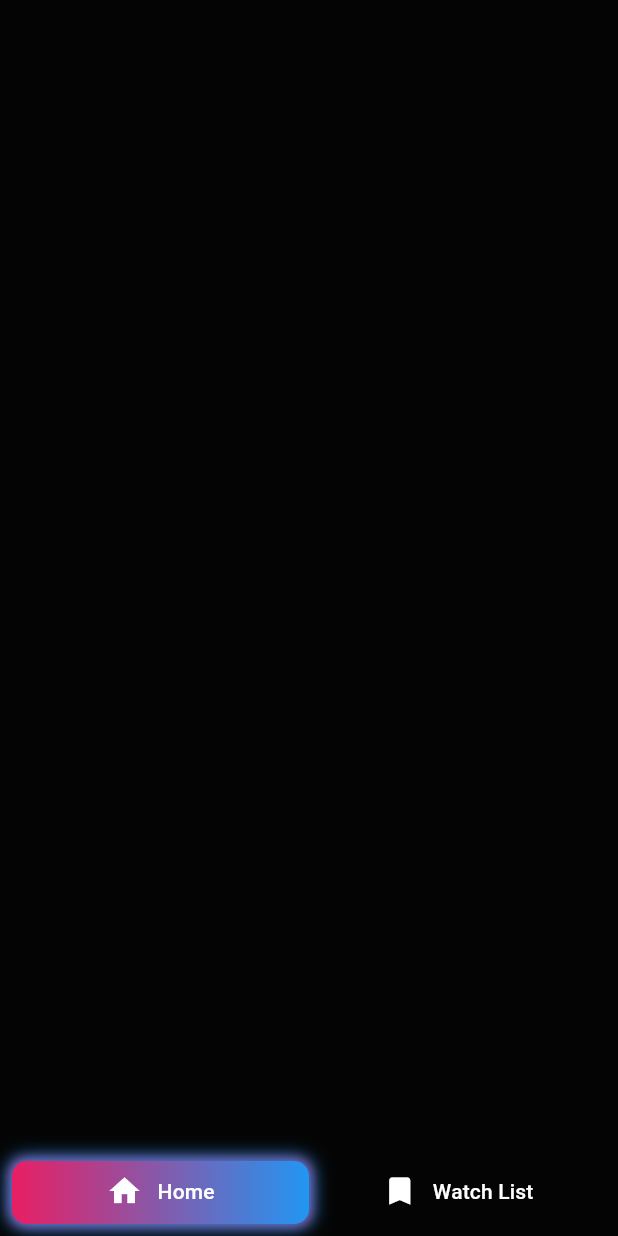
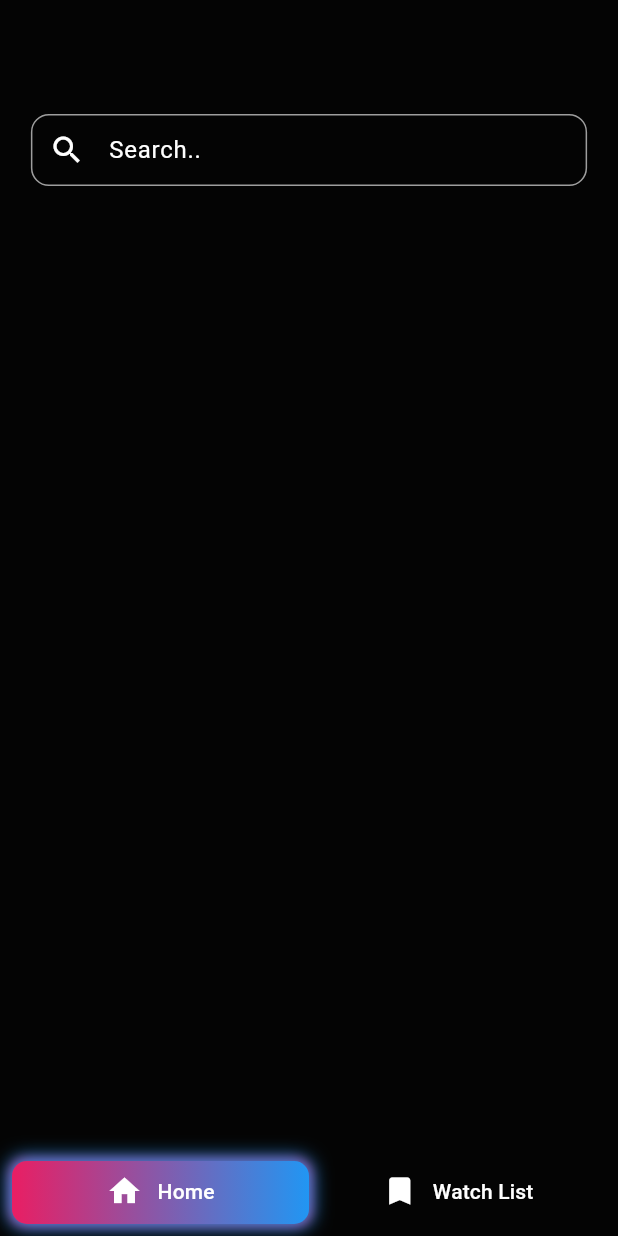
Before and after one commit to ansilmirfan/stockify, a Flutter app: the screen it shows after launch, on a phone screen of 412 x 824 dp. Run offline on Flutter 3.47's test engine with Material 3 defaults, Android fonts, the light colour scheme and no system bars; our stand-ins replace dio, flutter_dotenv.

Commit message:
feat:textfield added in the home page

```diff
--- /dev/null
+++ b/devtools_options.yaml
@@ -0,0 +1,3 @@
+description: This file stores settings for Dart & Flutter DevTools.
+documentation: https://docs.flutter.dev/tools/devtools/extensions#configure-extension-enablement-states
+extensions:
--- /dev/null
+++ b/lib/features/data/model/search_model.dart
@@ -0,0 +1,110 @@
+import 'dart:convert';
+
+class SearchModel {
+  final List<BestMatch>? bestMatches;
+
+  SearchModel({
+    this.bestMatches,
+  });
+
+  SearchModel copyWith({
+    List<BestMatch>? bestMatches,
+  }) =>
+      SearchModel(
+        bestMatches: bestMatches ?? this.bestMatches,
+      );
+
+  factory SearchModel.fromRawJson(String str) =>
+      SearchModel.fromJson(json.decode(str));
+
+  String toRawJson() => json.encode(toJson());
+
+  factory SearchModel.fromJson(Map<String, dynamic> json) => SearchModel(
+        bestMatches: json["bestMatches"] == null
+            ? []
+            : List<BestMatch>.from(
+                json["bestMatches"]!.map((x) => BestMatch.fromJson(x))),
+      );
+
+  Map<String, dynamic> toJson() => {
+        "bestMatches": bestMatches == null
+            ? []
+            : List<dynamic>.from(bestMatches!.map((x) => x.toJson())),
+      };
+}
+
+class BestMatch {
+  final String? the1Symbol;
+  final String? the2Name;
+  final String? the3Type;
+  final String? the4Region;
+  final String? the5MarketOpen;
+  final String? the6MarketClose;
+  final String? the7Timezone;
+  final String? the8Currency;
+  final String? the9MatchScore;
+
+  BestMatch({
+    this.the1Symbol,
+    this.the2Name,
+    this.the3Type,
+    this.the4Region,
+    this.the5MarketOpen,
+    this.the6MarketClose,
+    this.the7Timezone,
+    this.the8Currency,
+    this.the9MatchScore,
+  });
+
+  BestMatch copyWith({
+    String? the1Symbol,
+    String? the2Name,
+    String? the3Type,
+    String? the4Region,
+    String? the5MarketOpen,
+    String? the6MarketClose,
+    String? the7Timezone,
+    String? the8Currency,
+    String? the9MatchScore,
+  }) =>
+      BestMatch(
+        the1Symbol: the1Symbol ?? this.the1Symbol,
+        the2Name: the2Name ?? this.the2Name,
+        the3Type: the3Type ?? this.the3Type,
+        the4Region: the4Region ?? this.the4Region,
+        the5MarketOpen: the5MarketOpen ?? this.the5MarketOpen,
+        the6MarketClose: the6MarketClose ?? this.the6MarketClose,
+        the7Timezone: the7Timezone ?? this.the7Timezone,
+        the8Currency: the8Currency ?? this.the8Currency,
+        the9MatchScore: the9MatchScore ?? this.the9MatchScore,
+      );
+
+  factory BestMatch.fromRawJson(String str) =>
+      BestMatch.fromJson(json.decode(str));
+
+  String toRawJson() => json.encode(toJson());
+
+  factory BestMatch.fromJson(Map<String, dynamic> json) => BestMatch(
+        the1Symbol: json["1. symbol"],
+        the2Name: json["2. name"],
+        the3Type: json["3. type"],
+        the4Region: json["4. region"],
+        the5MarketOpen: json["5. marketOpen"],
+        the6MarketClose: json["6. marketClose"],
+        the7Timezone: json["7. timezone"],
+        the8Currency: json["8. currency"],
+        the9MatchScore: json["9. matchScore"],
+      );
+
+  Map<String, dynamic> toJson() => {
+        "1. symbol": the1Symbol,
+        "2. name": the2Name,
+        "3. type": the3Type,
+        "4. region": the4Region,
+        "5. marketOpen": the5MarketOpen,
+        "6. marketClose": the6MarketClose,
+        "7. timezone": the7Timezone,
+        "8. currency": the8Currency,
+        "9. matchScore": the9MatchScore,
+      };
+}
--- a/lib/features/presentation/pages/home.dart
+++ b/lib/features/presentation/pages/home.dart
@@ -11,6 +11,7 @@ class Home extends StatelessWidget {
     return DefaultTabController(
       length: 2,
       child: Scaffold(
+        resizeToAvoidBottomInset: false,
         body: TabBarView(children: [
           HomeView(),
           const WatchList(),
--- a/lib/features/presentation/pages/widgets/home_view.dart
+++ b/lib/features/presentation/pages/widgets/home_view.dart
@@ -1,4 +1,6 @@
 import 'package:flutter/material.dart';
+import 'package:stockify/features/presentation/widgets/custom_textfrom_field.dart';
+import 'package:stockify/features/presentation/widgets/gap.dart';
 
 class HomeView extends StatelessWidget {
   HomeView({super.key});
@@ -7,10 +9,16 @@ class HomeView extends StatelessWidget {
   @override
   Widget build(BuildContext context) {
     return Scaffold(
-      body: SafeArea(
-        child: Column(
-          children: [],
-        ),
+      appBar: AppBar(),
+      body: Column(
+        mainAxisSize: MainAxisSize.max,
+        crossAxisAlignment: CrossAxisAlignment.center,
+        children: [
+          const Gap(gap: 20),
+          CustomTextfromField(
+            controller: controller,
+          ),
+        ],
       ),
     );
   }
--- /dev/null
+++ b/lib/features/presentation/provider/api_data.dart
@@ -0,0 +1,22 @@
+import 'dart:developer';
+
+import 'package:flutter/material.dart';
+import 'package:flutter_dotenv/flutter_dotenv.dart';
+import 'package:stockify/features/data/data_source/data_source.dart';
+import 'package:stockify/features/data/model/search_model.dart';
+
+class ApiData extends ChangeNotifier {
+  List<BestMatch> list = [];
+  Future search(String querry) async {
+    final apiKey = dotenv.env['API_KEY'];
+    final String endUrl =
+        'query?function=SYMBOL_SEARCH&keywords=$querry&apikey=$apiKey';
+    final response = await DataSource.request(endUrl);
+
+    final data = SearchModel.fromJson(response.data);
+    if (data.bestMatches != null) {
+      list = data.bestMatches!;
+    }
+    log(list.toString());
+  }
+}
--- /dev/null
+++ b/lib/features/presentation/widgets/custom_textfrom_field.dart
@@ -0,0 +1,48 @@
+import 'package:flutter/material.dart';
+import 'package:provider/provider.dart';
+import 'package:stockify/features/presentation/provider/api_data.dart';
+
+class CustomTextfromField extends StatelessWidget {
+  final TextEditingController controller;
+
+  const CustomTextfromField({super.key, required this.controller});
+
+  @override
+  Widget build(BuildContext context) {
+    return Center(
+      child: SizedBox(
+        width: MediaQuery.of(context).size.width * 0.9,
+        child: TextFormField(
+          controller: controller,
+          onTapOutside: (event) {
+            FocusScope.of(context).unfocus();
+          },
+          onChanged: (value) {
+            context.read<ApiData>().search(value);
+          },
+          cursorColor: Theme.of(context).colorScheme.onPrimary,
+          decoration: InputDecoration(
+            labelText: 'Search..',
+            hintText: 'Type something here...',
+            prefixIcon: const Icon(Icons.search),
+            floatingLabelStyle: Theme.of(context).textTheme.bodySmall,
+            border: OutlineInputBorder(
+              borderRadius: BorderRadius.circular(12.0),
+              borderSide: const BorderSide(color: Colors.grey),
+            ),
+            enabledBorder: OutlineInputBorder(
+              borderRadius: BorderRadius.circular(12.0),
+              borderSide: const BorderSide(color: Colors.grey, width: 1.0),
+            ),
+            focusedBorder: OutlineInputBorder(
+              borderRadius: BorderRadius.circular(12.0),
+              borderSide: const BorderSide(color: Colors.blue, width: 2.0),
+            ),
+            contentPadding:
+                const EdgeInsets.symmetric(horizontal: 16.0, vertical: 12.0),
+          ),
+        ),
+      ),
+    );
+  }
+}
--- a/lib/main.dart
+++ b/lib/main.dart
@@ -1,8 +1,13 @@
 import 'package:flutter/material.dart';
+import 'package:flutter_dotenv/flutter_dotenv.dart';
+import 'package:provider/provider.dart';
 import 'package:stockify/features/presentation/pages/home.dart';
+import 'package:stockify/features/presentation/provider/api_data.dart';
 import 'package:stockify/features/presentation/themes/themes.dart';
 
-void main() {
+void main() async {
+  Provider.debugCheckInvalidValueType = null;
+  await dotenv.load(fileName: ".env");
   runApp(const MyApp());
 }
 
@@ -11,10 +16,17 @@ class MyApp extends StatelessWidget {
 
   @override
   Widget build(BuildContext context) {
-    return MaterialApp(
-      debugShowCheckedModeBanner: false,
-      theme: AppThemes.themeData,
-      home: const Home(),
+    return MultiProvider(
+      providers: [
+        Provider(
+          create: (context) => ApiData(),
+        )
+      ],
+      child: MaterialApp(
+        debugShowCheckedModeBanner: false,
+        theme: AppThemes.themeData,
+        home: const Home(),
+      ),
     );
   }
 }
```
Also changed, not shown: lib/features/core/exceptions/exceptions.dart (added, +48 -0 lines), lib/features/data/data_source/data_source.dart (added, +24 -0 lines), pubspec.yaml (+7 -19 lines), pubspec.lock.
